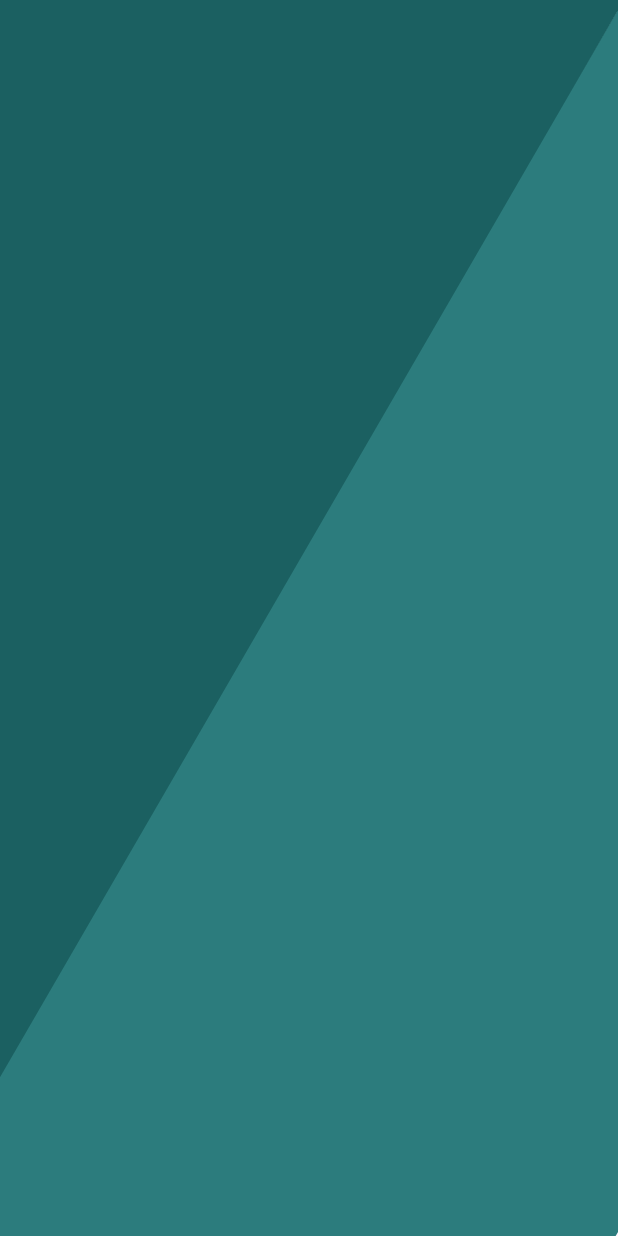
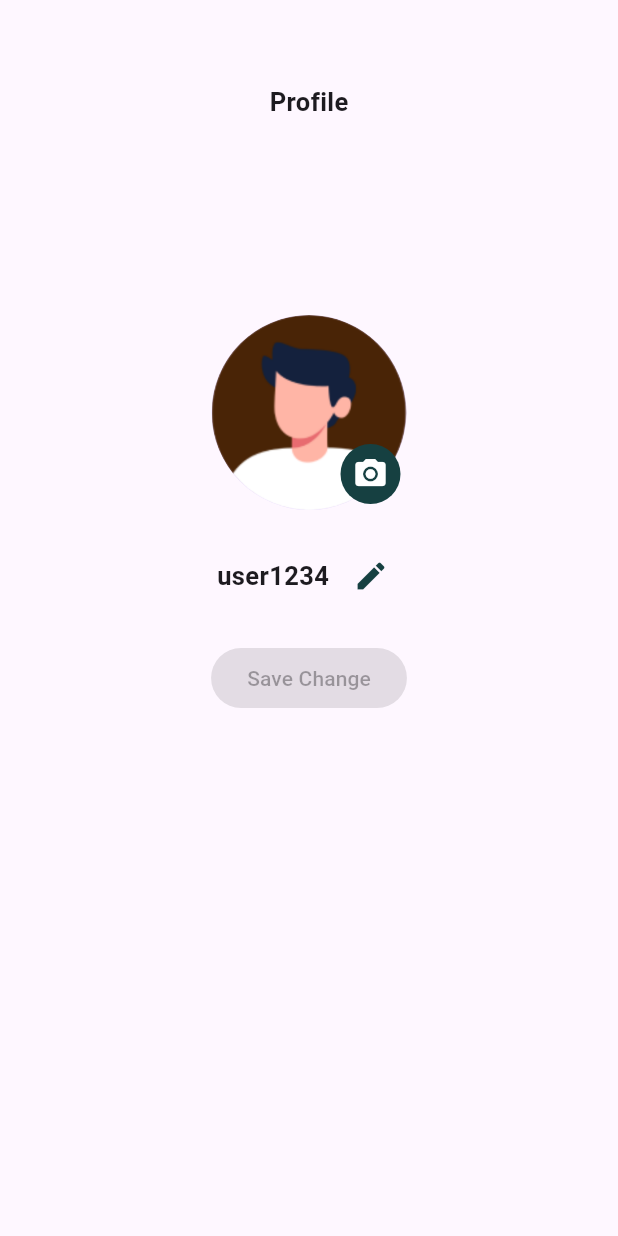
Before and after one commit to wahyudialfurqon/thriftCycle2, a Flutter app: the first screen one second after launch, on a phone screen of 412 x 824 dp. Run offline on Flutter 3.47's test engine with Material 3 defaults, Android fonts, the phone set to English and light mode, and no system bars; our stand-ins replace curved_navigation_bar.

Commit message:
Add Edit profile Screen

```diff
--- a/thriftcycle/lib/main.dart
+++ b/thriftcycle/lib/main.dart
@@ -4,6 +4,7 @@ import 'package:thriftcycle/screens/profile_screen.dart';
 import 'package:thriftcycle/wigedts/splashscreen.dart';
 import '../screens/homepage.dart';
 import '../screens/detail_product.dart';
+import '../screens/edit_profile.dart';
 
 
 void main() {
@@ -13,8 +14,9 @@ void main() {
         //home: TimeLine(),
         // home: HomePage(),
         //home:DetailProduct()
-        home: Splashscreen()
+        // home: Splashscreen()
         // home: ProfileScreen(),
+        home: EditProfileScreen(),
         ),
   );
 }
--- /dev/null
+++ b/thriftcycle/lib/screens/edit_profile.dart
@@ -0,0 +1,157 @@
+import 'package:flutter/material.dart';
+
+void main() {
+  runApp(const MyApp());
+}
+
+class MyApp extends StatelessWidget {
+  const MyApp({Key? key}) : super(key: key);
+
+  @override
+  Widget build(BuildContext context) {
+    return const MaterialApp(
+      debugShowCheckedModeBanner: false,
+      home: EditProfileScreen(),
+    );
+  }
+}
+
+class EditProfileScreen extends StatefulWidget {
+  const EditProfileScreen({Key? key}) : super(key: key);
+
+  @override
+  _EditProfileScreenState createState() => _EditProfileScreenState();
+}
+
+class _EditProfileScreenState extends State<EditProfileScreen> {
+  bool isEditing = false;
+  TextEditingController usernameController = TextEditingController();
+  String currentUsername = 'user1234';
+  bool isUsernameEmpty = false;
+
+  @override
+  void initState() {
+    super.initState();
+    usernameController.text = currentUsername;
+  }
+
+  void saveChanges() {
+    if (usernameController.text.trim().isEmpty) {
+      setState(() {
+        isUsernameEmpty = true;
+      });
+      return;
+    }
+
+    setState(() {
+      currentUsername = usernameController.text;
+      isEditing = false;
+      isUsernameEmpty = false;
+    });
+  }
+
+  @override
+  Widget build(BuildContext context) {
+    return Scaffold(
+      appBar: AppBar(
+        centerTitle: true,
+      ),
+      body: Align(
+        alignment: Alignment.topCenter,
+        child: Column(
+          mainAxisSize: MainAxisSize.min,
+          children: [
+            const Text(
+              'Profile',
+              style: TextStyle(
+                fontSize: 17,
+                fontWeight: FontWeight.bold,
+              ),
+            ),
+            const SizedBox(height: 130),
+            Stack(
+              alignment: Alignment.bottomRight,
+              children: [
+                const CircleAvatar(
+                  radius: 65,
+                  backgroundImage: AssetImage('image/Profile_Default.png'),
+                ),
+                IconButton(
+                  onPressed: () {},
+                  icon: const Icon(
+                    Icons.camera_alt,
+                    color: Colors.white,
+                  ),
+                  padding: const EdgeInsets.all(8.0),
+                  constraints: const BoxConstraints(),
+                  style: ElevatedButton.styleFrom(
+                    backgroundColor: const Color(0xFF164041),
+                    shape: const CircleBorder(),
+                  ),
+                ),
+              ],
+            ),
+            const SizedBox(height: 20),
+            Row(
+              mainAxisSize: MainAxisSize.min,
+              children: [
+                isEditing
+                    ? SizedBox(
+                        width: 250,
+                        child: TextFormField(
+                          controller: usernameController,
+                          decoration: InputDecoration(
+                            border: OutlineInputBorder(
+                              borderSide: BorderSide(
+                                color: isUsernameEmpty ? Colors.red : Colors.grey,
+                              ),
+                            ),
+                            labelText: 'Username',
+                            labelStyle: TextStyle(
+                              color: isUsernameEmpty ? Colors.red : Colors.black,
+                            ),
+                            errorText: isUsernameEmpty ? 'Username tidak boleh kosong' : null,
+                          ),
+                        ),
+                      )
+                    : Text(
+                        currentUsername,
+                        style: const TextStyle(
+                          fontSize: 17,
+                          fontWeight: FontWeight.bold,
+                        ),
+                      ),
+                if (!isEditing)
+                  IconButton(
+                    onPressed: () {
+                      setState(() {
+                        if (isEditing) {
+                          usernameController.clear();
+                        }
+                        isEditing = !isEditing;
+                      });
+                    },
+                    icon: const Icon(
+                      Icons.edit,
+                      color: Color(0xFF164041),
+                    ),
+                    padding: const EdgeInsets.only(left: 8.0),
+                    constraints: const BoxConstraints(),
+                  ),
+              ],
+            ),
+            const SizedBox(height: 20),
+            ElevatedButton(
+              onPressed: isEditing ? saveChanges : null,
+              style: ElevatedButton.styleFrom(
+                foregroundColor: Colors.white,
+                backgroundColor: const Color(0xFF2C7C7D),
+              ),
+              child: const Text('Save Change'),
+            ),
+          ],
+        ),
+      ),
+    );
+  }
+}
--- a/thriftcycle/pubspec.yaml
+++ b/thriftcycle/pubspec.yaml
@@ -12,6 +12,7 @@ dependencies:
   curved_navigation_bar: ^1.0.6
   flutter_native_splash: ^2.4.0
   circle_nav_bar: ^2.1.1
+  image_picker: ^1.1.2
 
 dev_dependencies:
   flutter_test:
```
Also changed, not shown: thriftcycle/pubspec.lock, 5 other files.
